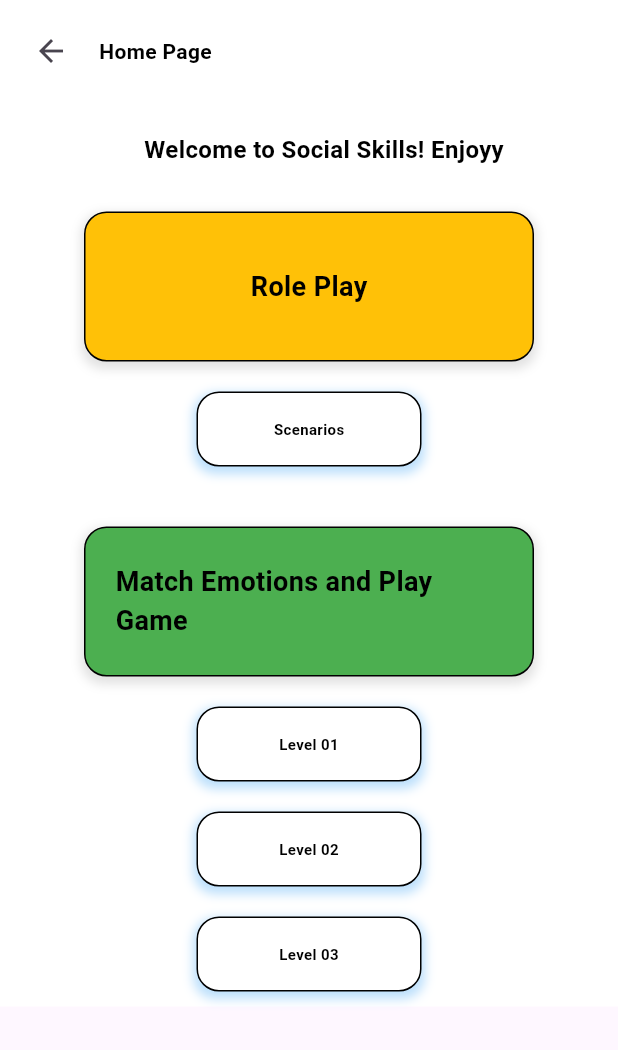
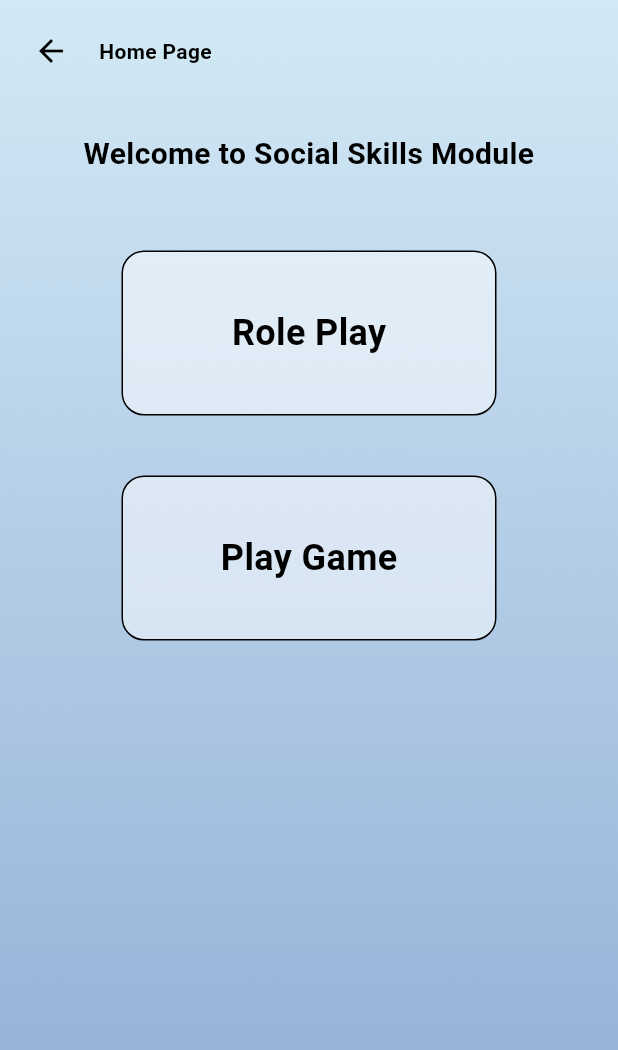
Before and after one commit to Binuri2005/Final_year_project, a Flutter app: the HomePage screen opened by its route, after a tap on "Social Skills", on a phone screen of 412 x 824 dp. Shown: the top 1050 px of the screen. Run offline on Flutter 3.47's test engine with Material 3 defaults, Android fonts, the phone set to English and light mode, and no system bars; our stand-ins replace animate_do.

Commit message:
made social skills main page

```diff
--- a/lib/screens/home_page.dart
+++ b/lib/screens/home_page.dart
@@ -1,5 +1,5 @@
 import 'package:app/screens/dashboard_screen.dart';
-import 'package:app/screens/social_skills_page.dart';
+import 'package:app/social_skills_module/main_page.dart';
 import 'package:flutter/material.dart';
 
 class HomePage extends StatefulWidget {
@@ -113,7 +113,7 @@ class _HomePageState extends State<HomePage> {
                       context,
                       MaterialPageRoute(
                         builder: (context) =>
-                            SocialSkillsPage(), // Navigate to SocialskillsPage
+                            SocialskillsPage(), // Navigate to SocialskillsPage
                       ),
                     );
                   },
--- a/lib/screens/social_skills_page.dart
+++ /dev/null
@@ -1,279 +0,0 @@
-import 'package:flutter/material.dart';
-import 'package:app/screens/level_1_Game_Page.dart';
-
-class SocialSkillsPage extends StatelessWidget {
-  @override
-  Widget build(BuildContext context) {
-    return Scaffold(
-      body: SingleChildScrollView(
-        child: Container(
-          color: Colors.white,
-          child: Column(
-            crossAxisAlignment: CrossAxisAlignment.center,
-            children: [
-              // Back Button with home page text to show it moves back to HP
-              Padding(
-                padding: const EdgeInsets.all(10.0),
-                child: Row(
-                  children: [
-                    IconButton(
-                      icon: Icon(Icons.arrow_back),
-                      onPressed: () {
-                        Navigator.pop(context);
-                      }
-                    ),
-                    SizedBox(width: 8),
-                    Text(
-                      'Home Page',
-                      style: TextStyle(
-                        fontSize: 14, // Smaller font size
-                        fontWeight: FontWeight.bold,
-                        color: Colors.black,
-                      ),
-                    ),
-                  ],
-                ),
-              ),
-              SizedBox(height: 20),
-
-              // Welcome to the social skills page Message
-              Padding(
-                padding: const EdgeInsets.only(left: 20.0),
-                child: Text(
-                  'Welcome to Social Skills! Enjoyy',
-                  style: TextStyle(
-                    fontSize: 16,
-                    fontWeight: FontWeight.bold,
-                    color: Colors.black,
-                  ),
-                ),
-              ),
-              SizedBox(height: 20),
-
-              // First Big Box for Role play feature
-              Container(
-                margin: EdgeInsets.symmetric(vertical: 10),
-                padding: EdgeInsets.all(20),
-                height: 100,
-                width: 300,
-                decoration: BoxDecoration(
-                  color: Color(0xFFFFC107), // Box color
-                  borderRadius: BorderRadius.circular(15), // Rounded corners
-                  border: Border.all(
-                    color: Colors.black, // Border color
-                    width: 1, // Border width
-                  ),
-                  boxShadow: [
-                    BoxShadow(
-                      color: Colors.grey.withOpacity(0.3),
-                      spreadRadius: 2,
-                      blurRadius: 5,
-                      offset: Offset(0, 3),
-                    ),
-                  ],
-                ),
-                child: Center(
-                  child: Text(
-                    'Role Play',
-                    style: TextStyle(
-                      fontSize: 18, // Font size
-                      fontWeight: FontWeight.bold,
-                      color: Colors.black,
-                    ),
-                  ),
-                ),
-              ),
-
-              // Smaller sub box below the Role play box
-              Container(
-                margin: EdgeInsets.symmetric(vertical: 10),
-                padding: EdgeInsets.all(10),
-                height: 50,
-                width: 150,
-                decoration: BoxDecoration(
-                  color: Colors.white,
-                  borderRadius: BorderRadius.circular(15),
-                  border: Border.all(
-                    color: Colors.black,
-                    width: 1,
-                  ),
-                  boxShadow: [
-                    BoxShadow(
-                      color: Colors.blue.withOpacity(0.3),
-                      spreadRadius: 2,
-                      blurRadius: 5,
-                      offset: Offset(0, 3),
-                    ),
-                  ],
-                ),
-                child: Center(
-                  child: Text(
-                    'Scenarios',
-                    style: TextStyle(
-                      fontSize: 10,
-                      fontWeight: FontWeight.bold,
-                      color: Colors.black,
-                      overflow: TextOverflow.ellipsis,
-                    ),
-                  ),
-                ),
-              ),
-
-              SizedBox(height: 20),
-
-              // Second Big box for the Match and play Emotions Game
-              Container(
-                margin: EdgeInsets.symmetric(vertical: 10),
-                padding: EdgeInsets.all(20),
-                height: 100,
-                width: 300,
-                decoration: BoxDecoration(
-                  color: Color(0xFF4CAF50),
-                  borderRadius: BorderRadius.circular(15),
-                  border: Border.all(
-                    color: Colors.black,
-                    width: 1,
-                  ),
-                  boxShadow: [
-                    BoxShadow(
-                      color: Colors.grey.withOpacity(0.3),
-                      spreadRadius: 2,
-                      blurRadius: 5,
-                      offset: Offset(0, 3),
-                    ),
-                  ],
-                ),
-                child: Center(
-                  child: Text(
-                    'Match Emotions and Play Game',
-                    style: TextStyle(
-                      fontSize: 18, // Font size
-                      fontWeight: FontWeight.bold,
-                      color: Colors.black,
-                    ),
-                  ),
-                ),
-              ),
-
-              // Three smaller boxes below the Play and Match Emotions Game box to showcase 3 levels
-              GestureDetector(
-                onTap: () {
-                  Navigator.push(
-                    context,
-                    MaterialPageRoute(
-                        builder: (context) =>
-                            Level1GamePage()), // Navigate to Level1GamePage
-                  );
-                },
-                //first small box for ht e2nd big box - level 1 game
-                child: Container(
-                  margin: EdgeInsets.symmetric(vertical: 10),
-                  padding: EdgeInsets.all(10),
-                  height: 50,
-                  width: 150,
-                  decoration: BoxDecoration(
-                    color: Colors.white,
-                    borderRadius: BorderRadius.circular(15),
-                    border: Border.all(
-                      color: Colors.black,
-                      width: 1,
-                    ),
-                    boxShadow: [
-                      BoxShadow(
-                        color: Colors.blue.withOpacity(0.3),
-                        spreadRadius: 2,
-                        blurRadius: 5,
-                        offset: Offset(0, 3),
-                      ),
-                    ],
-                  ),
-                  child: Center(
-                    child: Text(
-                      'Level 01',
-                      style: TextStyle(
-                        fontSize: 10,
-                        fontWeight: FontWeight.bold,
-                        color: Colors.black,
-                        overflow: TextOverflow.ellipsis,
-                      ),
-                    ),
-                  ),
-                ),
-              ),
-
-              // Second smaller box for level 2
-              Container(
-                margin: EdgeInsets.symmetric(vertical: 10),
-                padding: EdgeInsets.all(10),
-                height: 50,
-                width: 150,
-                decoration: BoxDecoration(
-                  color: Colors.white,
-                  borderRadius: BorderRadius.circular(15),
-                  border: Border.all(
-                    color: Colors.black,
-                    width: 1,
-                  ),
-                  boxShadow: [
-                    BoxShadow(
-                      color: Colors.blue.withOpacity(0.3),
-                      spreadRadius: 2,
-                      blurRadius: 5,
-                      offset: Offset(0, 3),
-                    ),
-                  ],
-                ),
-                child: Center(
-                  child: Text(
-                    'Level 02',
-                    style: TextStyle(
-                      fontSize: 10,
-                      fontWeight: FontWeight.bold,
-                      color: Colors.black,
-                      overflow: TextOverflow.ellipsis,
-                    ),
-                  ),
-                ),
-              ),
-
-              // Third smaller box for level 3
-              Container(
-                margin: EdgeInsets.symmetric(vertical: 10),
-                padding: EdgeInsets.all(10),
-                height: 50,
-                width: 150,
-                decoration: BoxDecoration(
-                  color: Colors.white,
-                  borderRadius: BorderRadius.circular(15),
-                  border: Border.all(
-                    color: Colors.black,
-                    width: 1,
-                  ),
-                  boxShadow: [
-                    BoxShadow(
-                      color: Colors.blue.withOpacity(0.3),
-                      spreadRadius: 2,
-                      blurRadius: 5,
-                      offset: Offset(0, 3),
-                    ),
-                  ],
-                ),
-                child: Center(
-                  child: Text(
-                    'Level 03',
-                    style: TextStyle(
-                      fontSize: 10,
-                      fontWeight: FontWeight.bold,
-                      color: Colors.black,
-                      overflow: TextOverflow.ellipsis,
-                    ),
-                  ),
-                ),
-              ),
-            ],
-          ),
-        ),
-      ),
-    );
-  }
-}
--- /dev/null
+++ b/lib/social_skills_module/main_page.dart
@@ -0,0 +1,107 @@
+import 'package:flutter/material.dart';
+
+class SocialskillsPage extends StatelessWidget {
+  @override
+  Widget build(BuildContext context) {
+    return Scaffold(
+      body: Container(
+        decoration: BoxDecoration(
+          image: DecorationImage(
+            image: AssetImage("assets/images/light_background.png"),
+            fit: BoxFit.cover, // Adjust as needed
+          ),
+        ),
+        child: Column(
+          crossAxisAlignment: CrossAxisAlignment.center,
+          children: [
+            // AppBar Replacement - Back Button with Home Page Text
+            Padding(
+              padding: const EdgeInsets.all(10.0),
+              child: Row(
+                children: [
+                  IconButton(
+                    icon: Icon(Icons.arrow_back, color: Colors.black),
+                    onPressed: () {
+                      Navigator.pop(context);
+                    },
+                  ),
+                  SizedBox(width: 8),
+                  Text(
+                    'Home Page',
+                    style: TextStyle(
+                      fontSize: 14,
+                      fontWeight: FontWeight.bold,
+                      color: Colors.black,
+                    ),
+                  ),
+                ],
+              ),
+            ),
+            SizedBox(height: 20), // Adjusted spacing after the AppBar
+
+            // Welcome Text
+            Text(
+              'Welcome to Social Skills Module',
+              style: TextStyle(
+                fontSize: 20,
+                fontWeight: FontWeight.bold,
+                color: Colors.black,
+              ),
+              textAlign: TextAlign.center,
+            ),
+            SizedBox(height: 20), // Spacing after the welcome text
+
+            // Adjust this SizedBox height to move the boxes up or down
+            SizedBox(
+                height:
+                    30), // This controls the space between the welcome text and the boxes
+
+            // First Big Empty Box with Text
+            Container(
+              height: 110,
+              width: 250,
+              decoration: BoxDecoration(
+                color: Colors.white.withOpacity(0.5), // Transparent White
+                borderRadius: BorderRadius.circular(15),
+                border: Border.all(color: Colors.black, width: 1),
+              ),
+              child: Center(
+                child: Text(
+                  'Role Play',
+                  style: TextStyle(
+                    fontSize: 24,
+                    fontWeight: FontWeight.bold,
+                    color: Colors.black,
+                  ),
+                ),
+              ),
+            ),
+            SizedBox(height: 40), // Spacing between the boxes
+
+            // Second Big Empty Box with Text
+            Container(
+              height: 110,
+              width: 250,
+              decoration: BoxDecoration(
+                color: Colors.white.withOpacity(0.5), // Transparent White
+                borderRadius: BorderRadius.circular(15),
+                border: Border.all(color: Colors.black, width: 1),
+              ),
+              child: Center(
+                child: Text(
+                  'Play Game',
+                  style: TextStyle(
+                    fontSize: 24,
+                    fontWeight: FontWeight.bold,
+                    color: Colors.black,
+                  ),
+                ),
+              ),
+            ),
+            SizedBox(height: 20), // Optional spacing after the last box
+          ],
+        ),
+      ),
+    );
+  }
+}
```
